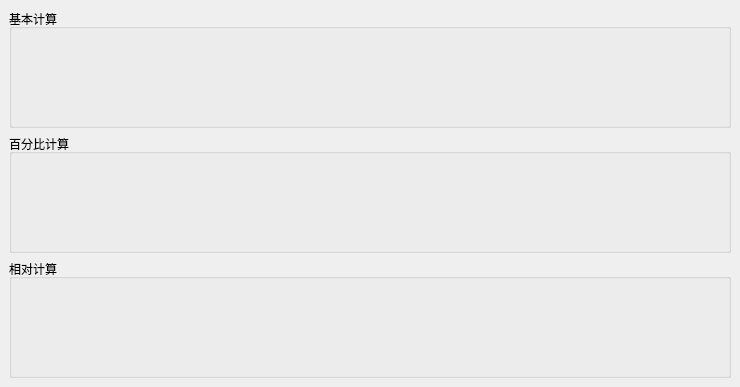
Ginakira/SimpleCal, file src/ui/mainwindow.ui: the form before one commit.
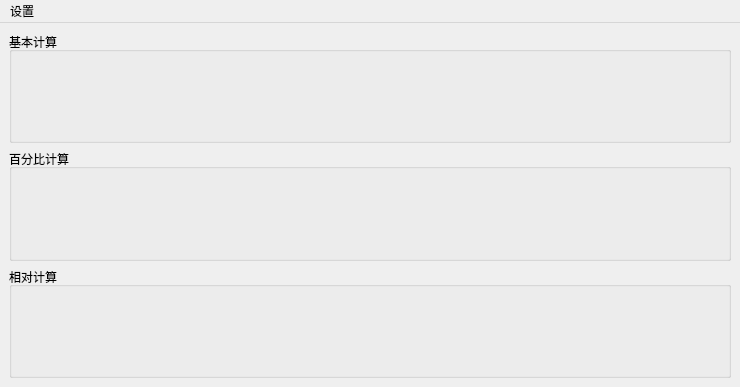
The form after the commit.

Commit message:
Feat: 调整了窗体整体大小，添加了设置自定义功能
 - 可自定义字体大小
 - 可自定义各功能区颜色

```diff
--- a/src/ui/mainwindow.ui
+++ b/src/ui/mainwindow.ui
@@ -20,7 +20,23 @@
       <property name="title">
        <string>基本计算</string>
       </property>
-      <layout class="QVBoxLayout" name="verticalLayout_2"/>
+      <layout class="QVBoxLayout" name="verticalLayout_2">
+       <property name="spacing">
+        <number>0</number>
+       </property>
+       <property name="leftMargin">
+        <number>0</number>
+       </property>
+       <property name="topMargin">
+        <number>5</number>
+       </property>
+       <property name="rightMargin">
+        <number>0</number>
+       </property>
+       <property name="bottomMargin">
+        <number>0</number>
+       </property>
+      </layout>
      </widget>
     </item>
     <item>
@@ -28,7 +44,23 @@
       <property name="title">
        <string>百分比计算</string>
       </property>
-      <layout class="QVBoxLayout" name="verticalLayout_3"/>
+      <layout class="QVBoxLayout" name="verticalLayout_3">
+       <property name="spacing">
+        <number>0</number>
+       </property>
+       <property name="leftMargin">
+        <number>0</number>
+       </property>
+       <property name="topMargin">
+        <number>5</number>
+       </property>
+       <property name="rightMargin">
+        <number>0</number>
+       </property>
+       <property name="bottomMargin">
+        <number>0</number>
+       </property>
+      </layout>
      </widget>
     </item>
     <item>
@@ -36,7 +68,23 @@
       <property name="title">
        <string>相对计算</string>
       </property>
-      <layout class="QVBoxLayout" name="verticalLayout_4"/>
+      <layout class="QVBoxLayout" name="verticalLayout_4">
+       <property name="spacing">
+        <number>0</number>
+       </property>
+       <property name="leftMargin">
+        <number>0</number>
+       </property>
+       <property name="topMargin">
+        <number>5</number>
+       </property>
+       <property name="rightMargin">
+        <number>0</number>
+       </property>
+       <property name="bottomMargin">
+        <number>0</number>
+       </property>
+      </layout>
      </widget>
     </item>
    </layout>
@@ -50,6 +98,13 @@
      <height>24</height>
     </rect>
    </property>
+   <widget class="QMenu" name="settings_menu">
+    <property name="title">
+     <string>设置</string>
+    </property>
+    <addaction name="settings_action"/>
+   </widget>
+   <addaction name="settings_menu"/>
   </widget>
  </widget>
  <resources/>
```
Left out of the diff: 10 changed lines with no effect on the pictures. The commit also changes 15 other files.
